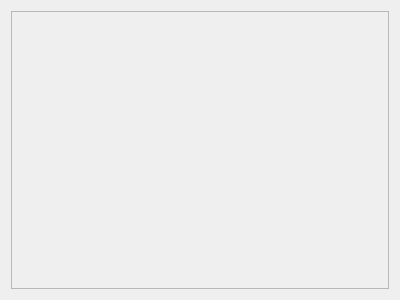
The window that images-viewer/images_dialog.ui (Dewberry/images_viewer) describes before a commit, drawn with Qt 5.
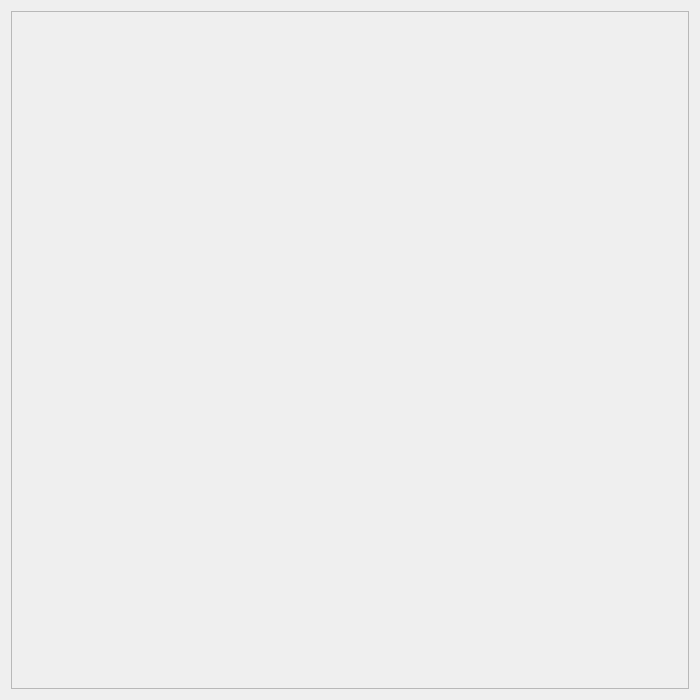
The same window after the commit.

Commit message: Make Dialog a Window

```diff
--- a/images-viewer/images_dialog.ui
+++ b/images-viewer/images_dialog.ui
@@ -13,6 +13,18 @@
   <property name="windowTitle">
    <string>Dialog</string>
   </property>
+  <property name="minimumSize">
+   <size>
+    <width>700</width>
+    <height>700</height>
+   </size>
+  </property>
+  <property name="windowModality">
+   <enum>Qt::NonModal</enum>
+  </property>
+  <property name="windowFlags">
+   <set>Qt::Window</set>
+  </property>
   <layout class="QVBoxLayout" name="verticalLayout">
    <item>
     <widget class="QScrollArea" name="scrollArea">
```
